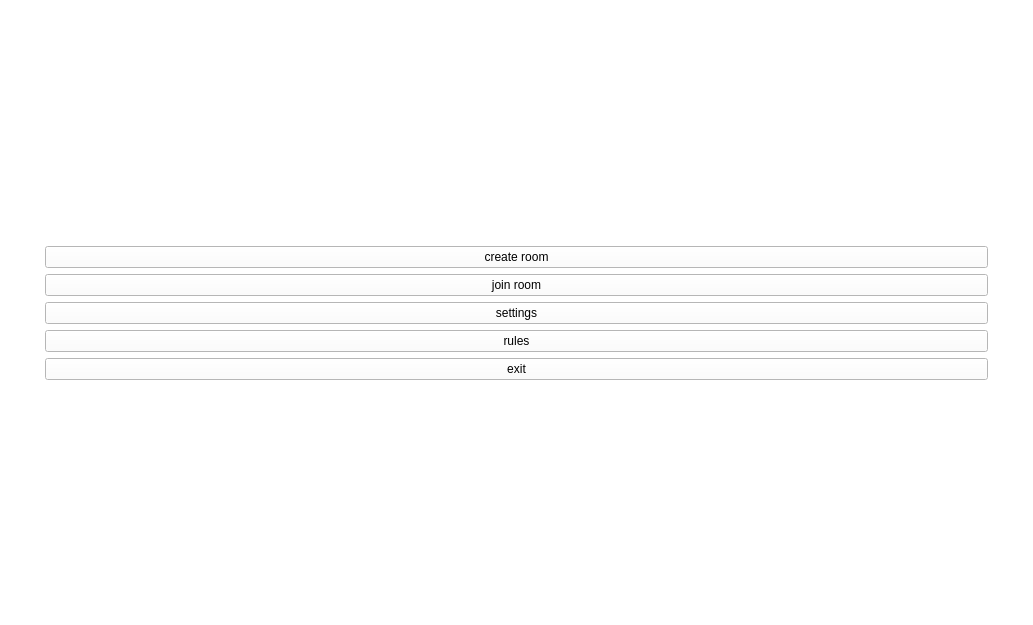
Above: HiddenChess/MainMenu.ui from Nekttuman/HiddenChess before the change. Below: the same form after it.
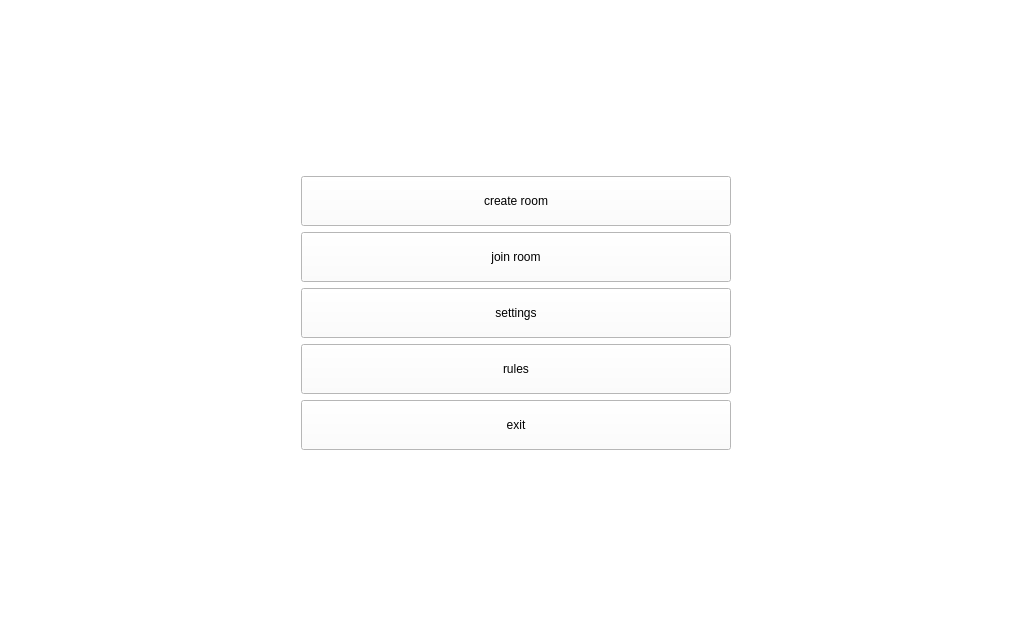
That is the form after the change.

Commit message: main menu widget ui upd

```diff
--- a/HiddenChess/MainMenu.ui
+++ b/HiddenChess/MainMenu.ui
@@ -102,6 +102,18 @@
          <verstretch>0</verstretch>
         </sizepolicy>
        </property>
+       <property name="minimumSize">
+        <size>
+         <width>250</width>
+         <height>50</height>
+        </size>
+       </property>
+       <property name="maximumSize">
+        <size>
+         <width>430</width>
+         <height>65</height>
+        </size>
+       </property>
        <property name="sizeIncrement">
         <size>
          <width>0</width>
@@ -130,6 +142,18 @@
          <verstretch>0</verstretch>
         </sizepolicy>
        </property>
+       <property name="minimumSize">
+        <size>
+         <width>250</width>
+         <height>50</height>
+        </size>
+       </property>
+       <property name="maximumSize">
+        <size>
+         <width>430</width>
+         <height>65</height>
+        </size>
+       </property>
        <property name="contextMenuPolicy">
         <enum>Qt::DefaultContextMenu</enum>
        </property>
@@ -152,6 +176,18 @@
          <verstretch>0</verstretch>
         </sizepolicy>
        </property>
+       <property name="minimumSize">
+        <size>
+         <width>250</width>
+         <height>50</height>
+        </size>
+       </property>
+       <property name="maximumSize">
+        <size>
+         <width>430</width>
+         <height>65</height>
+        </size>
+       </property>
        <property name="contextMenuPolicy">
         <enum>Qt::DefaultContextMenu</enum>
        </property>
@@ -174,6 +210,18 @@
          <verstretch>0</verstretch>
         </sizepolicy>
        </property>
+       <property name="minimumSize">
+        <size>
+         <width>250</width>
+         <height>50</height>
+        </size>
+       </property>
+       <property name="maximumSize">
+        <size>
+         <width>430</width>
+         <height>65</height>
+        </size>
+       </property>
        <property name="contextMenuPolicy">
         <enum>Qt::DefaultContextMenu</enum>
        </property>
@@ -196,6 +244,18 @@
          <verstretch>0</verstretch>
         </sizepolicy>
        </property>
+       <property name="minimumSize">
+        <size>
+         <width>250</width>
+         <height>50</height>
+        </size>
+       </property>
+       <property name="maximumSize">
+        <size>
+         <width>430</width>
+         <height>65</height>
+        </size>
+       </property>
        <property name="contextMenuPolicy">
         <enum>Qt::DefaultContextMenu</enum>
        </property>
```
